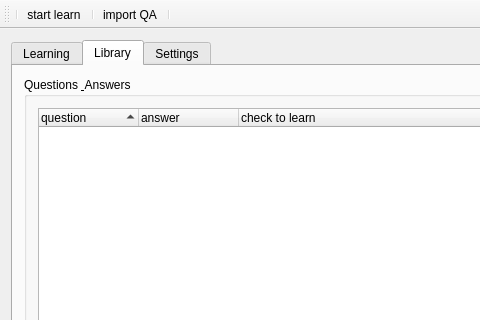
Above: GonzalesApp/ui/mainwindow.ui from szymonpi/Gonzales before the change; both pictures show x 0 to 480 and y 0 to 320 of the 680 by 520 pixel window. Below: the same form after it.
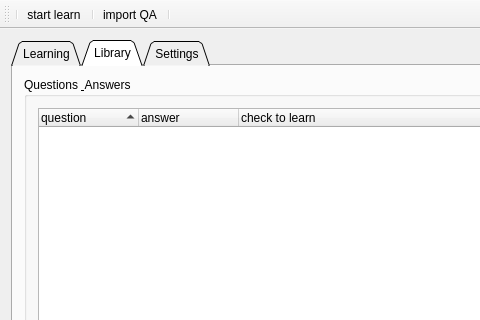
That is the form after the change. The open tabs and pages were chosen to show the change. Icons and pictures are not drawn.

The edit to the form file:
```diff
--- a/GonzalesApp/ui/mainwindow.ui
+++ b/GonzalesApp/ui/mainwindow.ui
@@ -33,7 +33,7 @@
        <enum>QTabWidget::North</enum>
       </property>
       <property name="tabShape">
-       <enum>QTabWidget::Rounded</enum>
+       <enum>QTabWidget::Triangular</enum>
       </property>
       <property name="currentIndex">
        <number>2</number>
```
Left out of the diff: 9 changed lines with no effect on the pictures.
